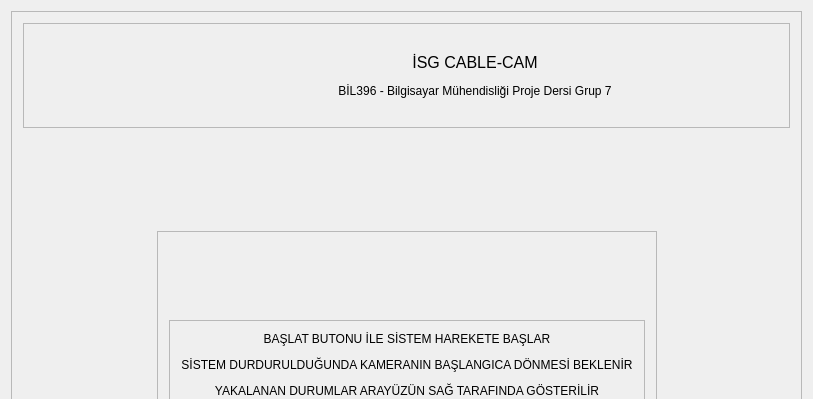
BurakAkten/Project-Group7, file projeGui(Qt Creator Ubuntu)/proje_gui/mainwindow.ui: the form before one commit; both pictures show x 0 to 813 and y 0 to 399 of the 813 by 656 pixel window.
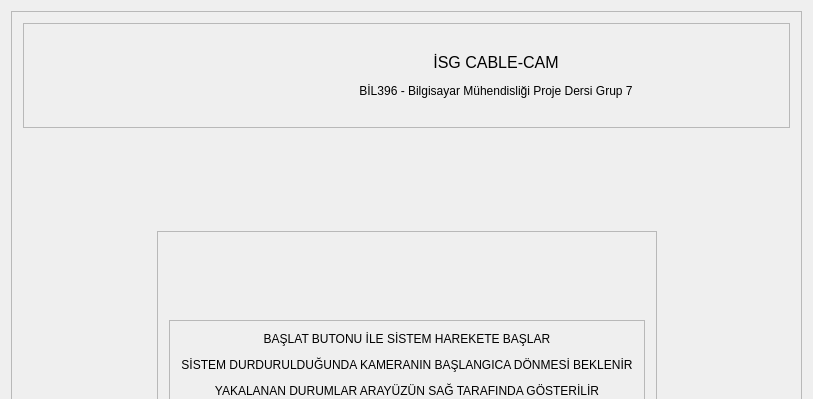
The form after the commit.

What changed in the file:
```diff
--- a/projeGui(Qt Creator Ubuntu)/proje_gui/mainwindow.ui
+++ b/projeGui(Qt Creator Ubuntu)/proje_gui/mainwindow.ui
@@ -66,7 +66,13 @@
                <widget class="QLabel" name="gtu">
                 <property name="minimumSize">
                  <size>
-                  <width>131</width>
+                  <width>140</width>
+                  <height>81</height>
+                 </size>
+                </property>
+                <property name="maximumSize">
+                 <size>
+                  <width>16777215</width>
                   <height>81</height>
                  </size>
                 </property>
@@ -75,6 +81,19 @@
                 </property>
                </widget>
               </item>
+              <item>
+               <spacer name="horizontalSpacer_9">
+                <property name="orientation">
+                 <enum>Qt::Horizontal</enum>
+                </property>
+                <property name="sizeHint" stdset="0">
+                 <size>
+                  <width>40</width>
+                  <height>20</height>
+                 </size>
+                </property>
+               </spacer>
+              </item>
               <item>
                <widget class="QLabel" name="label">
                 <property name="minimumSize">
@@ -172,10 +191,13 @@
                      <widget class="QLabel" name="dikkat">
                       <property name="minimumSize">
                        <size>
-                        <width>91</width>
+                        <width>90</width>
                         <height>71</height>
                        </size>
                       </property>
+                      <property name="layoutDirection">
+                       <enum>Qt::LeftToRight</enum>
+                      </property>
                       <property name="text">
                        <string/>
                       </property>
```
Left out of the diff: 32 changed lines with no effect on the pictures.
